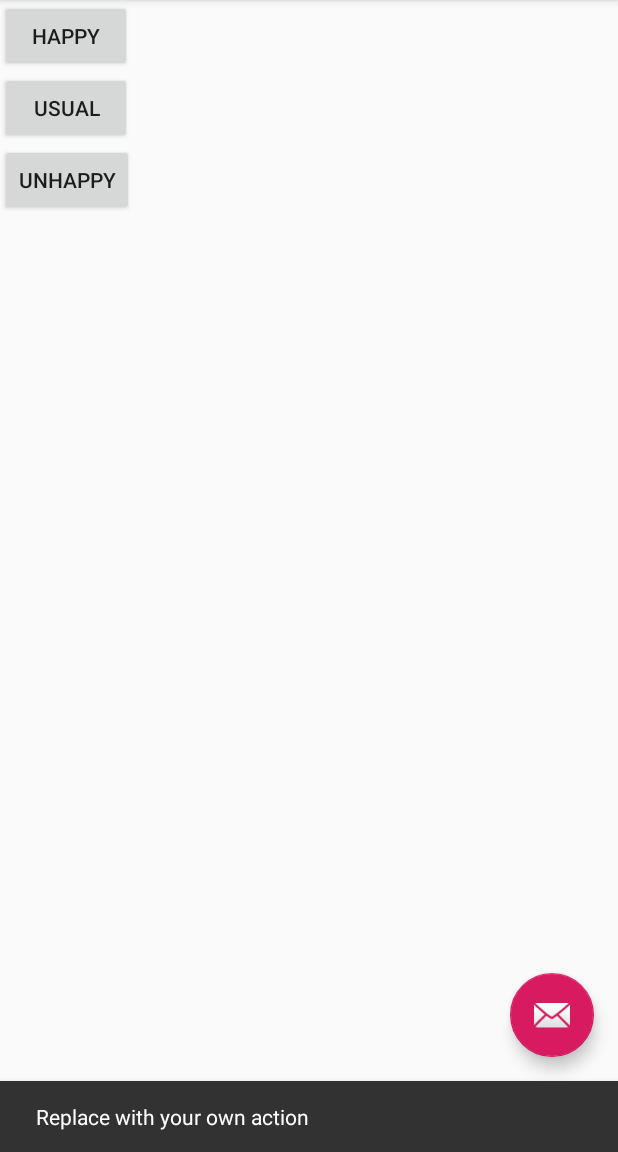
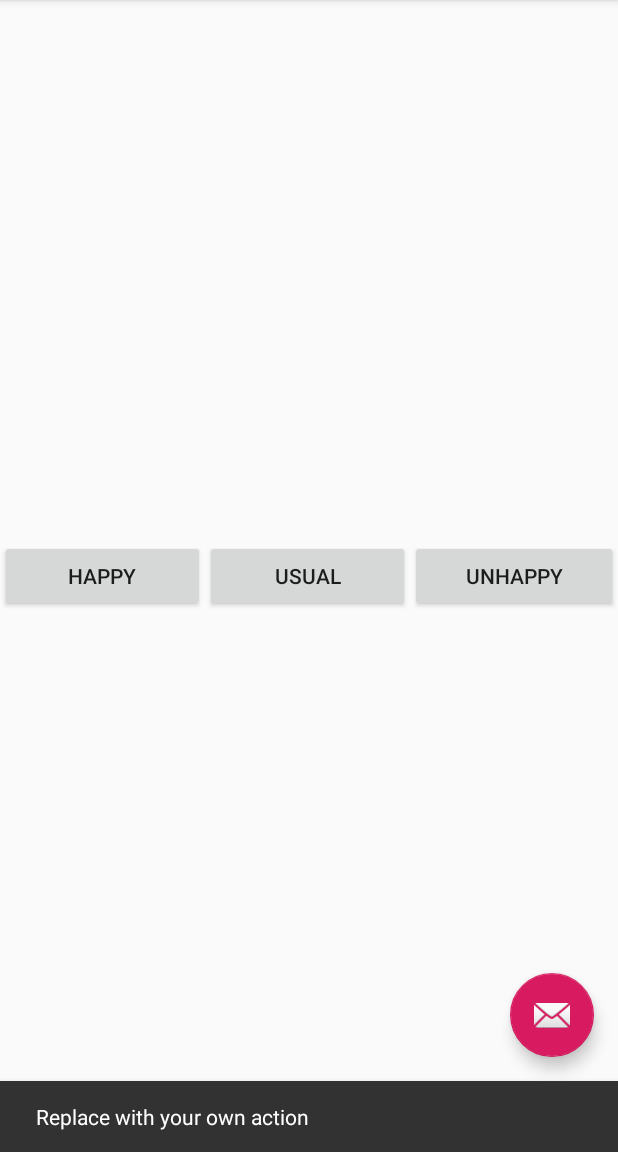
Before and after one commit to YakushevRoman/Questionnaire, an Android app: the fragment FragmentQuestionnaire placed in its activity, after a tap on an icon or button, on a phone screen of 412 x 824 dp, the part 84-1236 px from its top. Run offline under Robolectric (Android 15) with nearby library versions, the phone set to English and light mode, and no system bars; 1 statement that could not run was skipped.

Commit message:
commit 6 - correct change fragment

```diff
--- a/app/src/main/java/yakushevroman1991/questionnaire/DataBaseSeller.java
+++ b/app/src/main/java/yakushevroman1991/questionnaire/DataBaseSeller.java
@@ -3,12 +3,14 @@ package yakushevroman1991.questionnaire;
 import android.content.Context;
 import android.database.sqlite.SQLiteDatabase;
 import android.database.sqlite.SQLiteOpenHelper;
+import android.util.Log;
 
 
 public class DataBaseSeller extends SQLiteOpenHelper {
+    public static final String TAG  = "DataBaseSeller";
 
-    public static final int VERSION = 3;
-    public static final String DATABASE_NAME = "seller.db";
+    public static final int VERSION = 6;
+    public static final String DATABASE_NAME = "seller1.db";
     /**
      *
      */
@@ -70,17 +72,23 @@ public class DataBaseSeller extends SQLiteOpenHelper {
 
     @Override
     public void onCreate(SQLiteDatabase db) {
+        Log.d(TAG, "onCreate: TABLE_PEOPLE");
         db.execSQL(TABLE_PEOPLE);
+
         db.execSQL(add_new_people_one);
         db.execSQL(add_new_people_two);
         db.execSQL(add_new_people_three);
         db.execSQL(TABLE_QUESTIONNAIRE);
+        Log.d(TAG, "onCreate: TABLE_QUESTIONNAIRE");
         db.execSQL(add_information);
+
     }
 
     @Override
     public void onUpgrade(SQLiteDatabase db, int oldVersion, int newVersion) {
         db.execSQL(sql_drop_people_table);
         db.execSQL(sql_drop_questionnaire_table);
+
+        onCreate(db);
     }
 }
--- a/app/src/main/java/yakushevroman1991/questionnaire/FragmentListPeople.java
+++ b/app/src/main/java/yakushevroman1991/questionnaire/FragmentListPeople.java
@@ -21,7 +21,7 @@ import java.util.ArrayList;
 import java.util.List;
 
 public class FragmentListPeople extends Fragment {
-    public static final String TAG = "FragmentListPeople";
+    public static final String TAG = "QuestionnaireActivity";
 
     private List <ListPeople> rListPeople;
 
@@ -41,7 +41,6 @@ public class FragmentListPeople extends Fragment {
 
         rListPeople = new ArrayList<>();
 
-
         rDataBaseSeller = new DataBaseSeller(getActivity());
         rSqLiteDatabase = rDataBaseSeller.getWritableDatabase();
         rContentValues = new ContentValues();
@@ -58,6 +57,12 @@ public class FragmentListPeople extends Fragment {
         }
 
         rBundle = new Bundle();
+    }
+
+    @Override
+    public void onStart() {
+        super.onStart();
+        Log.d(TAG, "onStart: ");
     }
 
     @Nullable
@@ -136,8 +141,15 @@ public class FragmentListPeople extends Fragment {
     }
 
     @Override
+    public void onStop() {
+        super.onStop();
+        Log.d(TAG, "onStop: ");
+        rSqLiteDatabase.close();
+    }
+
+    @Override
     public void onDestroy() {
         super.onDestroy();
-        rSqLiteDatabase.close();
+        Log.d(TAG, "onDestroy: ");
     }
 }
--- a/app/src/main/java/yakushevroman1991/questionnaire/FragmentQuestionnaire.java
+++ b/app/src/main/java/yakushevroman1991/questionnaire/FragmentQuestionnaire.java
@@ -19,7 +19,7 @@ import java.util.Date;
 import java.util.Locale;
 
 public class FragmentQuestionnaire extends Fragment {
-    public static final String TAG = "FragmentQuestionnaire";
+    public static final String TAG = "QuestionnaireActivity";
     //
     private Button rButtonHappy;
     private Button rButtonUsual;
@@ -64,6 +64,7 @@ public class FragmentQuestionnaire extends Fragment {
                 rSqLiteDatabase.insert(DataBaseSellerChema.INFORMATION_TABLE.NAME, null, rContentValues);
 
                 Log.d(TAG, "onClick: " + id + "---" + "time" + timeText);
+                getActivity().getSupportFragmentManager().popBackStack();
             }
         });
 
@@ -81,6 +82,7 @@ public class FragmentQuestionnaire extends Fragment {
                 rSqLiteDatabase.insert(DataBaseSellerChema.INFORMATION_TABLE.NAME, null, rContentValues);
 
                 Log.d(TAG, "onClick: " + id + "---" + "time" + timeText + "---");
+                getActivity().getSupportFragmentManager().popBackStack();
             }
         });
 
@@ -98,6 +100,7 @@ public class FragmentQuestionnaire extends Fragment {
                 rSqLiteDatabase.insert(DataBaseSellerChema.INFORMATION_TABLE.NAME, null, rContentValues);
 
                 Log.d(TAG, "onClick: " + id + "---" + "time" + timeText);
+                getActivity().getSupportFragmentManager().popBackStack();
             }
         });
 
--- a/app/src/main/res/layout/fragment_questionnaire.xml
+++ b/app/src/main/res/layout/fragment_questionnaire.xml
@@ -1,22 +1,33 @@
 <?xml version="1.0" encoding="utf-8"?>
-<LinearLayout xmlns:android="http://schemas.android.com/apk/res/android"
-    android:orientation="vertical" android:layout_width="match_parent"
+<LinearLayout
+    xmlns:android="http://schemas.android.com/apk/res/android"
+    android:orientation="horizontal"
+    android:layout_width="match_parent"
     android:layout_height="match_parent">
 
+
+    <LinearLayout
+        android:layout_width="match_parent"
+        android:layout_gravity="center"
+        android:layout_height="wrap_content">
         <Button
             android:id="@+id/happy_button"
+            android:layout_weight="1"
             android:text="Happy"
             android:layout_width="wrap_content"
             android:layout_height="wrap_content" />
         <Button
             android:id="@+id/usual_button"
+            android:layout_weight="1"
             android:text="Usual"
             android:layout_width="wrap_content"
             android:layout_height="wrap_content" />
         <Button
             android:id="@+id/unhappy_button"
+            android:layout_weight="1"
             android:text="Unhappy"
             android:layout_width="wrap_content"
             android:layout_height="wrap_content" />
+    </LinearLayout>
 
 </LinearLayout>
```
Also changed, not shown: app/src/main/java/yakushevroman1991/questionnaire/FragmentAddNewPeople.java (+11 -1 lines), app/src/main/java/yakushevroman1991/questionnaire/QuestionnaireActivity.java (+20 -5 lines). Lines whose indentation alone changed are shown as unchanged.
